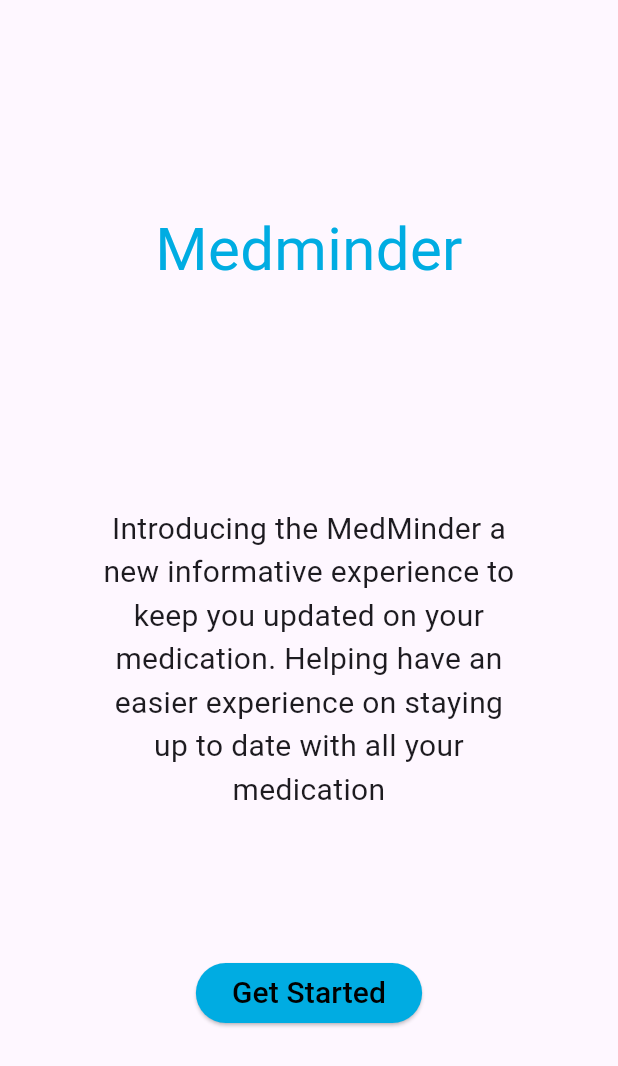
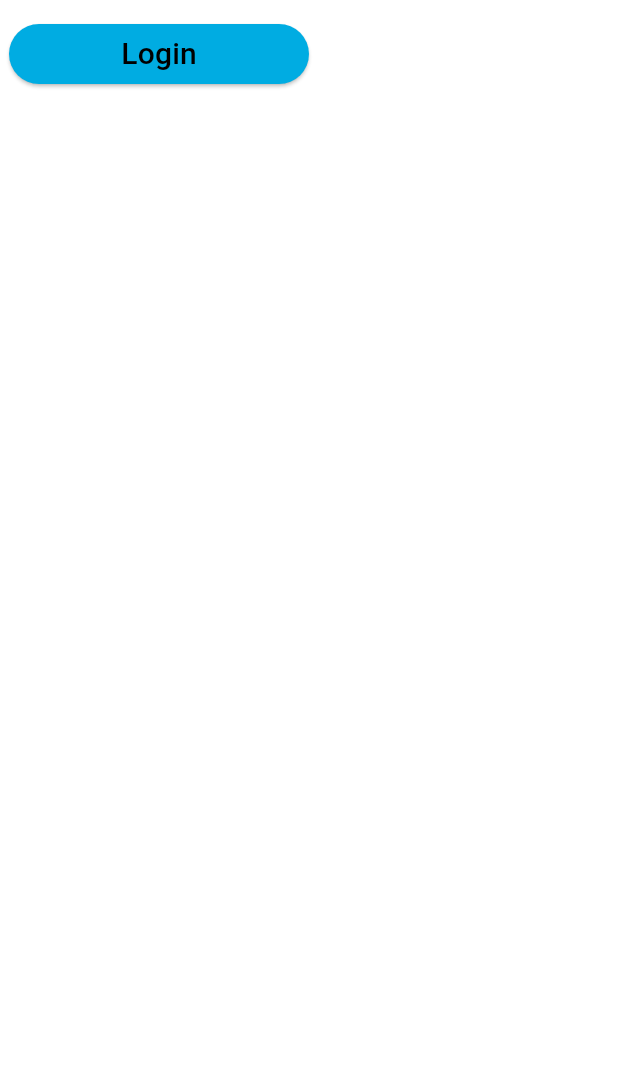
Before and after one commit to Ruben725/MedMinder, a Flutter app: the screen it shows after launch, after a tap on "Get Started", on a phone screen of 412 x 824 dp. Shown: the top 1066 px of the screen. Run offline on Flutter 3.47's test engine with Material 3 defaults, Android fonts, the phone set to English and light mode, and no system bars; Roboto replaces fonts that are missing (Poppins).

Commit message:
added getStarted page

```diff
--- /dev/null
+++ b/lib/custom.dart
@@ -0,0 +1,30 @@
+import 'package:flutter/material.dart';
+
+class NewButton extends StatelessWidget{
+  final String text;
+  final Color color;
+  final VoidCallback onPressed;
+
+  const NewButton({
+    Key? key,
+    required this.text,
+    required this.color,
+    required this.onPressed,
+  });
+
+  @override
+  Widget build(BuildContext context){
+    return SizedBox(
+      width: 200,
+      child: ElevatedButton(
+      onPressed: onPressed,
+      child: Text(text, style: TextStyle(fontSize: 20, color: Color.fromRGBO(0, 0, 0, 1), ),),
+                       style: ElevatedButton.styleFrom(
+                        backgroundColor: color,
+                        shape: RoundedRectangleBorder(
+                        borderRadius: BorderRadius.circular(25),
+                         )
+                        )),
+    );
+  }
+}
--- a/lib/getStarted/getStarted.dart
+++ b/lib/getStarted/getStarted.dart
@@ -1,4 +1,6 @@
 import 'package:flutter/material.dart';
+import 'package:medminder/custom.dart';
+import 'package:medminder/getStarted/login.dart';
 
 class getStarted extends StatelessWidget {
   const getStarted ({super.key});
@@ -28,19 +30,20 @@ class getStarted extends StatelessWidget {
                   style: TextStyle(fontFamily: 'Poppins', fontSize: 20)
                   ),
             ),
-            ElevatedButton(onPressed: () {print("Button Pressed");},
-                          child:
-                          Text('Get Started',
-                                 style: TextStyle(fontSize: 20,
-                                                 color: Color.fromRGBO(0, 0, 0, 100))
-                                  ),
-                          style: ElevatedButton.styleFrom(
-                            backgroundColor: Color.fromRGBO(0, 172, 226, 100),
+
+           NewButton(text: 'Get Started',
+                  color:Color.fromRGBO(0, 172, 226, 1),
+                  onPressed: () {Navigator.push(context,
+                          MaterialPageRoute(
+                            builder: (context) => Login(),
                           ),
-                          ),
-          ]
+                    );
+                   },
+                  ),
+            ],
+          ),
+
         ),
-      ),
-    );
+      );
   }
 }
--- /dev/null
+++ b/lib/getStarted/login.dart
@@ -0,0 +1,33 @@
+import 'package:flutter/material.dart';
+import 'package:medminder/custom.dart';
+//import 'package:medminder/getStarted/AccountInfo.dart';
+
+
+class Login extends StatelessWidget {
+  const Login ({super.key});
+
+  @override
+  Widget build(BuildContext context) {
+
+    return Column(
+      crossAxisAlignment: CrossAxisAlignment.center,
+      mainAxisAlignment: MainAxisAlignment.center,
+      children: [Stack(children: [
+        Container(
+          height: 800,
+          width: 400,
+          color: Color.fromRGBO(255, 255, 255, 1)
+        ),
+        NewButton(text: 'Login',
+                  color:Color.fromRGBO(0, 172, 226, 1),
+                  onPressed: () {Navigator.push(context,
+                          MaterialPageRoute(
+                            builder: (context) => Login(),
+                          ),
+                    );
+                   },
+                  ),],),
+      ],
+    );
+  }
+}
--- a/lib/main.dart
+++ b/lib/main.dart
@@ -1,5 +1,5 @@
 import 'package:flutter/material.dart';
-import 'package:medminder/splashscreen.dart';
+//import 'package:medminder/splashscreen.dart';
 import 'package:medminder/getStarted/getStarted.dart';
 
 
@@ -14,6 +14,7 @@ class MedMinder extends StatelessWidget {
   Widget build(BuildContext context) {
     return MaterialApp(
       debugShowCheckedModeBanner: false,
+      theme: ThemeData(scaffoldBackgroundColor: Colors.white,),
       home: getStarted(),
     );
   }
```
